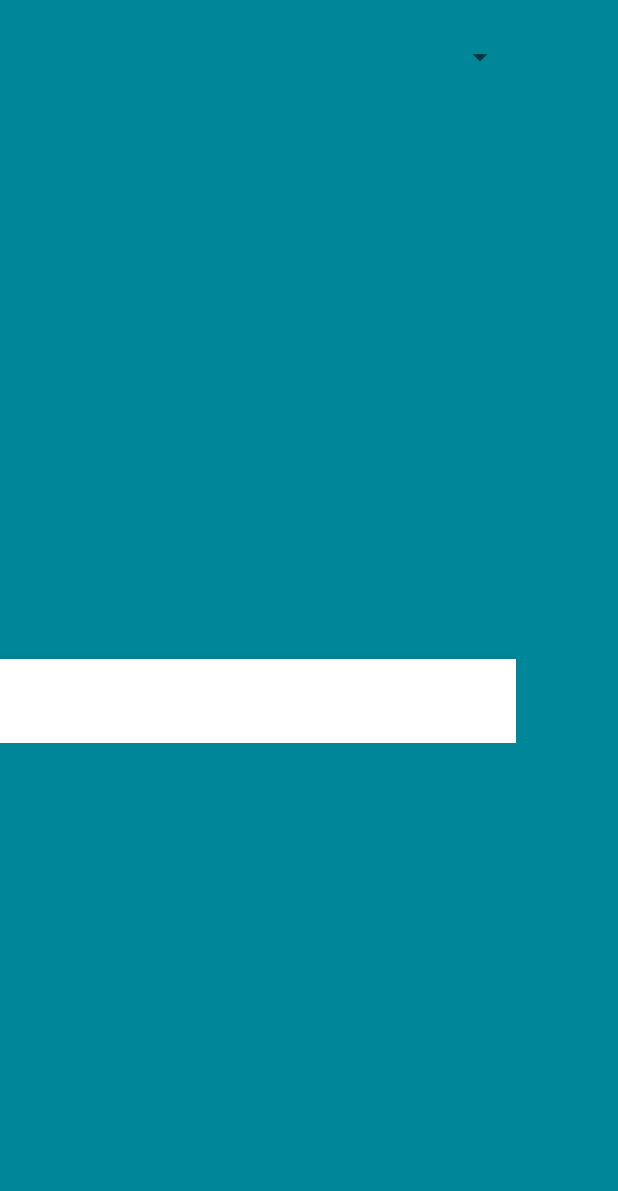
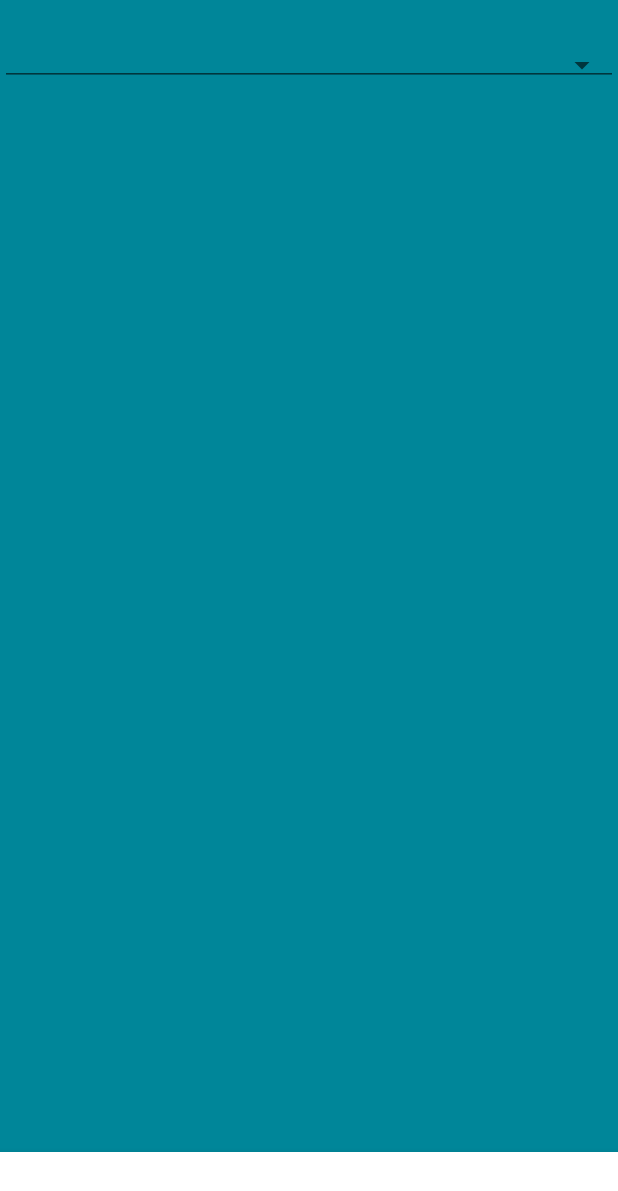
Before and after one commit to 1inchman/LiquidsApp, an Android app: the layout activity_display_liquids.xml on its own in the app's theme, with its tools: preview values and no code run, on a phone screen of 412 x 824 dp. Shown: the top 1191 px of the screen. Run offline under Robolectric (Android 15) with nearby library versions, the phone set to English and light mode, and no system bars.

Commit message:
Layout fixed

```diff
--- a/app/src/main/res/layout/activity_display_liquids.xml
+++ b/app/src/main/res/layout/activity_display_liquids.xml
@@ -1,5 +1,5 @@
 <?xml version="1.0" encoding="utf-8"?>
-<android.support.constraint.ConstraintLayout xmlns:android="http://schemas.android.com/apk/res/android"
+<RelativeLayout xmlns:android="http://schemas.android.com/apk/res/android"
     xmlns:tools="http://schemas.android.com/tools"
     android:layout_width="match_parent"
     android:layout_height="match_parent"
@@ -7,51 +7,61 @@
     xmlns:app="http://schemas.android.com/apk/res-auto"
     tools:context="com.example.oneinchman.liquids.DisplayLiquidsActivity">
 
-    <RelativeLayout
-        android:layout_width="344dp"
-        android:layout_height="495dp"
-        tools:layout_editor_absoluteY="8dp"
-        tools:layout_editor_absoluteX="8dp">
 
     <Spinner
         android:id="@+id/dropdownList"
+        style="@android:style/Widget.Material.Light.Spinner.Underlined"
         android:layout_width="match_parent"
         android:layout_height="wrap_content"
-            android:layout_alignParentStart="true"
-            android:layout_alignParentTop="true"
-            android:layout_marginTop="26dp" />
+        android:layout_marginTop="30dp"
+        android:gravity="center"
+        android:textAlignment="center" />
+
+        <TextView
+            android:id="@+id/liquidComponentsView"
+            android:layout_width="wrap_content"
+            android:layout_height="wrap_content"
+            android:layout_centerHorizontal="true"
+            android:layout_centerVertical="true" />
 
         <TextView
             android:id="@+id/liquidNameView"
             android:layout_width="wrap_content"
             android:layout_height="wrap_content"
-            android:layout_alignParentStart="true"
-            android:layout_below="@+id/dropdownList"
-            android:layout_marginStart="32dp"
-            android:layout_marginTop="147dp" />
-
-        <TextView
-            android:id="@+id/liquidComponentsView"
-            android:layout_width="wrap_content"
-            android:layout_height="wrap_content"
-            android:layout_alignBottom="@+id/liquidNameView"
-            android:layout_centerHorizontal="true" />
-
+            android:layout_centerHorizontal="true"
+            android:layout_centerVertical="true"
+            android:layout_marginLeft="20dp"
+            android:layout_alignParentLeft="true"/>
         <TextView
             android:id="@+id/liquidProportionsView"
             android:layout_width="wrap_content"
             android:layout_height="wrap_content"
-            android:layout_alignParentEnd="true"
-            android:layout_alignTop="@+id/liquidComponentsView"
-            android:layout_marginEnd="19dp" />
+            android:layout_centerHorizontal="true"
+            android:layout_centerVertical="true"
+            android:layout_marginRight="20dp"
+            android:layout_alignParentRight="true"/>
+
+        <!--<TextView-->
+            <!--android:id="@+id/liquidNameView"-->
+            <!--android:layout_width="wrap_content"-->
+            <!--android:layout_height="wrap_content" />-->
+
+        <!--<TextView-->
+            <!--android:id="@+id/liquidComponentsView"-->
+            <!--android:layout_width="wrap_content"-->
+            <!--android:layout_height="wrap_content" />-->
+
+        <!--<TextView-->
+            <!--android:id="@+id/liquidProportionsView"-->
+            <!--android:layout_width="wrap_content"-->
+            <!--android:layout_height="wrap_content" />-->
 
     <android.support.design.widget.BottomNavigationView
         android:id="@+id/bottom_navigation"
         android:layout_width="match_parent"
         android:layout_height="wrap_content"
-            app:itemBackground="@color/colorPrimary"
-            android:layout_alignParentBottom="true">
+        android:layout_alignParentBottom="true"
+        app:itemBackground="@color/colorPrimary">
+
     </android.support.design.widget.BottomNavigationView>
-
 </RelativeLayout>
-</android.support.constraint.ConstraintLayout>
```
Lines whose indentation alone changed are shown as unchanged.
